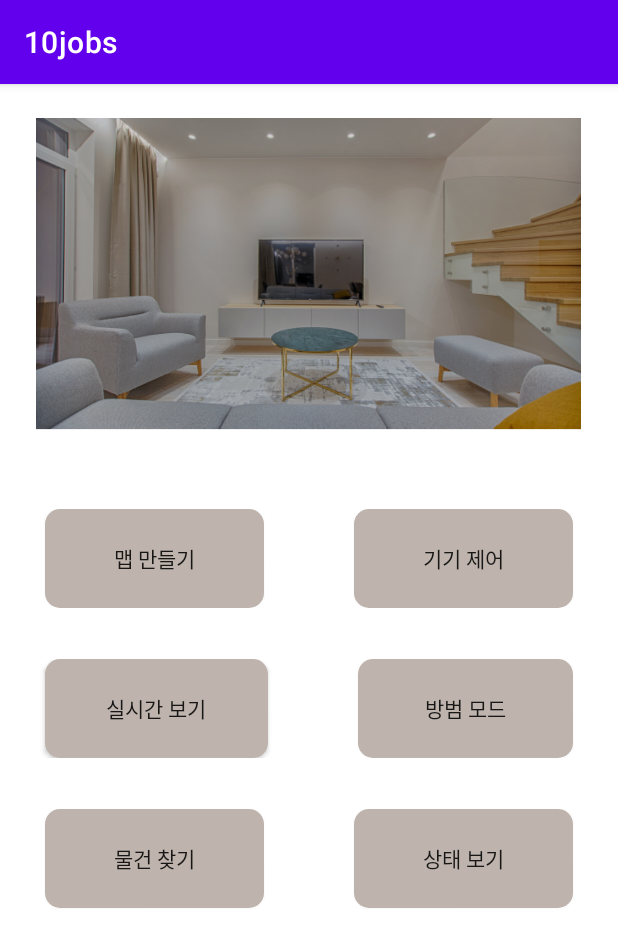
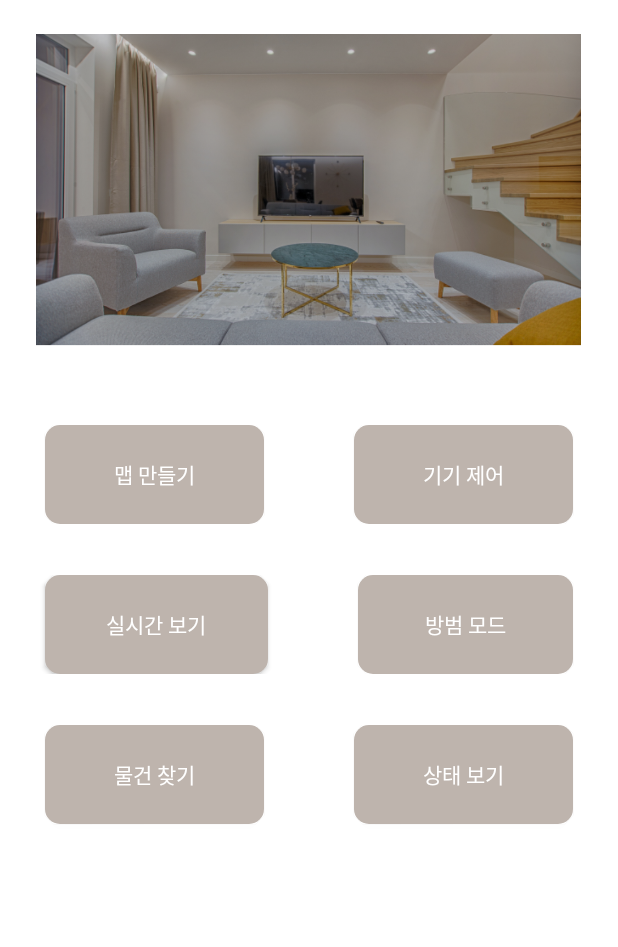
Before and after one commit to ckdghks34/IOT_10jobs, an Android app: the screen it shows after launch (MainActivity), on a phone screen of 412 x 824 dp. Shown: the top 947 px of the screen. Run offline under Robolectric (Android 15) with nearby library versions, the phone set to English and light mode, and no system bars.

Commit message:
타이틀 바 삭제

```diff
--- a/android/app/src/main/AndroidManifest.xml
+++ b/android/app/src/main/AndroidManifest.xml
@@ -8,7 +8,7 @@
         android:label="@string/app_name"
         android:roundIcon="@mipmap/ic_launcher_round"
         android:supportsRtl="true"
-        android:theme="@style/Theme.10jobs">
+        android:theme="@style/Theme.AppCompat.NoActionBar">
         <activity
             android:name=".RealtimeActivity">
         </activity>
--- a/android/app/src/main/res/layout/activity_main.xml
+++ b/android/app/src/main/res/layout/activity_main.xml
@@ -4,9 +4,9 @@
     xmlns:tools="http://schemas.android.com/tools"
     android:layout_width="match_parent"
     android:layout_height="match_parent"
-    tools:context=".MainActivity"
+    android:background="#FFFFFF"
 
-    >
+    tools:context=".MainActivity">
 
     <!--    <FrameLayout-->
     <!--        android:id="@+id/frameLayout"-->
@@ -64,9 +64,8 @@
                     android:layout_weight="1"
                     android:background="@drawable/button_corner"
                     android:fontFamily="@font/paybooc"
-                        android:text="맵 만들기"
                     android:onClick="changeView"
-                        />
+                    android:text="맵 만들기" />
 
                 <androidx.appcompat.widget.AppCompatButton
                     android:id="@+id/button4"
@@ -77,16 +76,16 @@
                     android:layout_weight="1"
                     android:background="@drawable/button_corner"
                     android:fontFamily="@font/paybooc"
-                        android:text="기기 제어"
-                        android:onClick="changeView"/>
+                    android:onClick="changeView"
+                    android:text="기기 제어" />
 
             </LinearLayout>
 
             <LinearLayout
                 android:layout_width="match_parent"
                 android:layout_height="wrap_content"
-                    android:orientation="horizontal"
-                    android:layout_marginTop="100dp">
+                android:layout_marginTop="100dp"
+                android:orientation="horizontal">
 
                 <androidx.appcompat.widget.AppCompatButton
                     android:id="@+id/button5"
@@ -97,8 +96,8 @@
                     android:layout_weight="1"
                     android:background="@drawable/button_corner"
                     android:fontFamily="@font/paybooc"
-                        android:text="실시간 보기"
-                        android:onClick="changeView"/>
+                    android:onClick="changeView"
+                    android:text="실시간 보기" />
 
                 <androidx.appcompat.widget.AppCompatButton
                     android:id="@+id/button6"
@@ -109,8 +108,8 @@
                     android:layout_weight="1"
                     android:background="@drawable/button_corner"
                     android:fontFamily="@font/paybooc"
-                        android:text="방범 모드"
-                        android:onClick="changeView"/>
+                    android:onClick="changeView"
+                    android:text="방범 모드" />
             </LinearLayout>
 
             <LinearLayout
@@ -128,8 +127,8 @@
                     android:layout_weight="1"
                     android:background="@drawable/button_corner"
                     android:fontFamily="@font/paybooc"
-                        android:text="물건 찾기"
-                        android:onClick="changeView"/>
+                    android:onClick="changeView"
+                    android:text="물건 찾기" />
 
                 <androidx.appcompat.widget.AppCompatButton
                     android:id="@+id/button9"
@@ -140,8 +139,8 @@
                     android:layout_weight="1"
                     android:background="@drawable/button_corner"
                     android:fontFamily="@font/paybooc"
-                        android:text="상태 보기"
-                        android:onClick="changeView"/>
+                    android:onClick="changeView"
+                    android:text="상태 보기" />
             </LinearLayout>
         </RelativeLayout>
 
```
Lines whose indentation alone changed are shown as unchanged.
